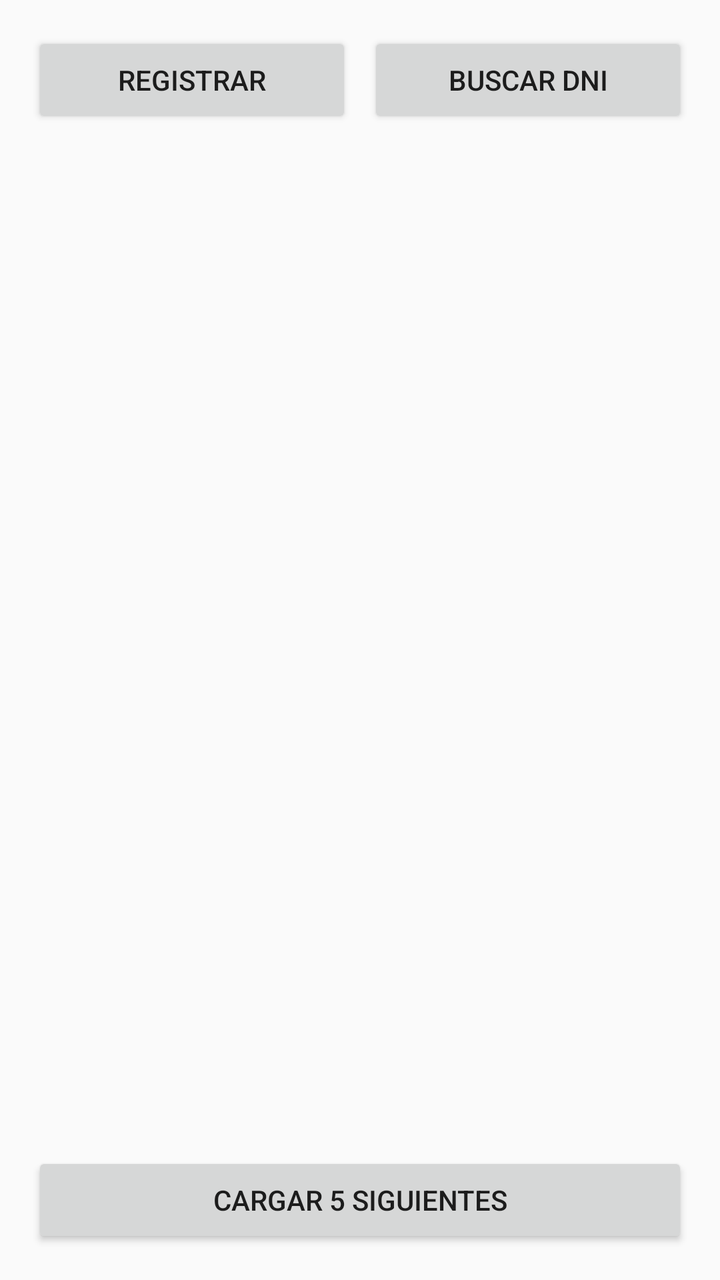
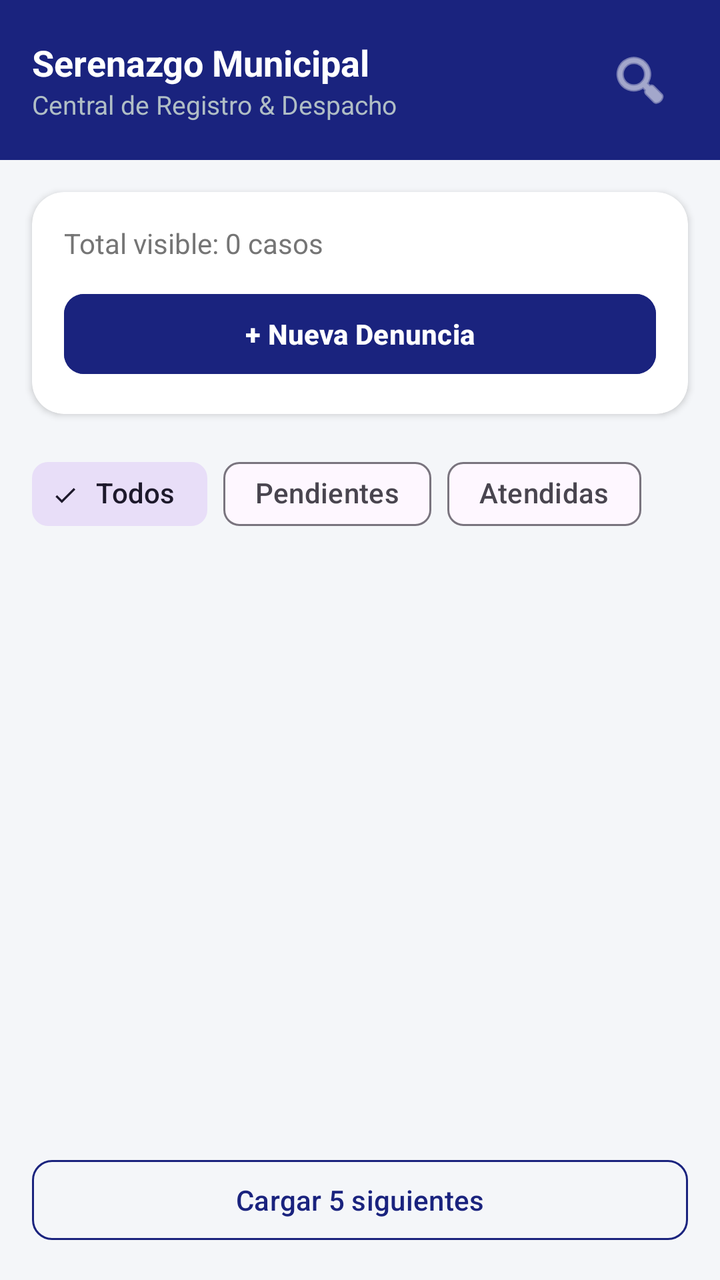

The first picture is an Android layout as it rendered before a commit; the second is the same layout after the commit. The layout source and the unified diff follow.
<!-- AndroidManifest.xml: application theme Theme.AppParcial -->
<!-- res/layout/activity_main.xml -->
<?xml version="1.0" encoding="utf-8"?>
<LinearLayout xmlns:android="http://schemas.android.com/apk/res/android"
    android:layout_width="match_parent"
    android:layout_height="match_parent"
    android:orientation="vertical"
    android:padding="16dp">

    <LinearLayout
        android:layout_width="match_parent"
        android:layout_height="wrap_content"
        android:orientation="horizontal"
        android:weightSum="2"
        android:layout_marginBottom="12dp">

        <Button
            android:id="@+id/btnIrRegistrar"
            android:layout_width="0dp"
            android:layout_height="wrap_content"
            android:layout_weight="1"
            android:text="Registrar"
            android:layout_marginEnd="4dp"/>

        <Button
            android:id="@+id/btnIrBuscar"
            android:layout_width="0dp"
            android:layout_height="wrap_content"
            android:layout_weight="1"
            android:text="Buscar DNI"
            android:layout_marginStart="4dp"/>
    </LinearLayout>

    <androidx.recyclerview.widget.RecyclerView
        android:id="@+id/recyclerViewDenuncias"
        android:layout_width="match_parent"
        android:layout_height="0dp"
        android:layout_weight="1"
        android:layout_marginBottom="12dp"/>

    <Button
        android:id="@+id/btnCargarSiguientes"
        android:layout_width="match_parent"
        android:layout_height="wrap_content"
        android:text="Cargar 5 siguientes"/>

</LinearLayout>
<!-- resources referenced by this layout -->
<resources>
  <style name="Theme.AppParcial" parent="Theme.AppCompat.Light.NoActionBar" />
</resources>

<!-- the commit's change to res/layout/activity_main.xml (unified diff, before → after) -->
@@ -1,45 +1,149 @@
 <?xml version="1.0" encoding="utf-8"?>
 <LinearLayout xmlns:android="http://schemas.android.com/apk/res/android"
+    xmlns:app="http://schemas.android.com/apk/res-auto"
     android:layout_width="match_parent"
     android:layout_height="match_parent"
     android:orientation="vertical"
-    android:padding="16dp">
+    android:background="@color/surface_background">
 
+    
     <LinearLayout
         android:layout_width="match_parent"
         android:layout_height="wrap_content"
         android:orientation="horizontal"
-        android:weightSum="2"
-        android:layout_marginBottom="12dp">
+        android:background="@color/primary_blue"
+        android:padding="16dp"
+        android:gravity="center_vertical">
 
-        <Button
-            android:id="@+id/btnIrRegistrar"
+        <LinearLayout
             android:layout_width="0dp"
             android:layout_height="wrap_content"
             android:layout_weight="1"
-            android:text="Registrar"
-            android:layout_marginEnd="4dp"/>
+            android:orientation="vertical">
 
-        <Button
-            android:id="@+id/btnIrBuscar"
-            android:layout_width="0dp"
-            android:layout_height="wrap_content"
-            android:layout_weight="1"
-            android:text="Buscar DNI"
-            android:layout_marginStart="4dp"/>
+            <TextView
+                android:layout_width="wrap_content"
+                android:layout_height="wrap_content"
+                android:text="Serenazgo Municipal"
+                android:textColor="@android:color/white"
+                android:textSize="18sp"
+                android:textStyle="bold"/>
+
+            <TextView
+                android:layout_width="wrap_content"
+                android:layout_height="wrap_content"
+                android:text="Central de Registro &amp; Despacho"
+                android:textColor="#B0BEC5"
+                android:textSize="13sp"/>
+        </LinearLayout>
+
+        <ImageButton
+            android:id="@+id/btnSearchAction"
+            android:layout_width="48dp"
+            android:layout_height="48dp"
+            android:background="?attr/selectableItemBackgroundBorderless"
+            android:src="@android:drawable/ic_menu_search"
+            app:tint="@android:color/white"
+            android:contentDescription="Buscar DNI"/>
     </LinearLayout>
 
+    
+    <androidx.cardview.widget.CardView
+        android:layout_width="match_parent"
+        android:layout_height="wrap_content"
+        android:layout_margin="16dp"
+        app:cardBackgroundColor="@color/card_white"
+        app:cardCornerRadius="16dp"
+        app:cardElevation="2dp">
+
+        <LinearLayout
+            android:layout_width="match_parent"
+            android:layout_height="wrap_content"
+            android:orientation="vertical"
+            android:padding="16dp">
+
+            <TextView
+                android:id="@+id/tvTotalVisible"
+                android:layout_width="match_parent"
+                android:layout_height="wrap_content"
+                android:text="Total visible: 0 casos"
+                android:textSize="14sp"
+                android:textColor="@color/text_muted"
+                android:layout_marginBottom="12dp"/>
+
+            <Button
+                android:id="@+id/btnNuevaDenuncia"
+                android:layout_width="match_parent"
+                android:layout_height="wrap_content"
+                android:text="+ Nueva Denuncia"
+                android:textColor="@android:color/white"
+                android:backgroundTint="@color/primary_blue"
+                android:textAllCaps="false"
+                android:textStyle="bold"
+                app:cornerRadius="10dp"/>
+        </LinearLayout>
+    </androidx.cardview.widget.CardView>
+
+    
+    <HorizontalScrollView
+        android:layout_width="match_parent"
+        android:layout_height="wrap_content"
+        android:scrollbars="none"
+        android:paddingHorizontal="16dp"
+        android:layout_marginBottom="8dp">
+
+        <com.google.android.material.chip.ChipGroup
+            android:id="@+id/chipGroupFiltros"
+            android:layout_width="wrap_content"
+            android:layout_height="wrap_content"
+            app:singleSelection="true"
+            app:selectionRequired="true">
+
+            <com.google.android.material.chip.Chip
+                android:id="@+id/chipTodos"
+                style="@style/Widget.Material3.Chip.Filter"
+                android:layout_width="wrap_content"
+                android:layout_height="wrap_content"
+                android:checked="true"
+                android:text="Todos"/>
+
+            <com.google.android.material.chip.Chip
+                android:id="@+id/chipPendientes"
+                style="@style/Widget.Material3.Chip.Filter"
+                android:layout_width="wrap_content"
+                android:layout_height="wrap_content"
+                android:text="Pendientes"/>
+
+            <com.google.android.material.chip.Chip
+                android:id="@+id/chipAtendidas"
+                style="@style/Widget.Material3.Chip.Filter"
+                android:layout_width="wrap_content"
+                android:layout_height="wrap_content"
+                android:text="Atendidas"/>
+
+        </com.google.android.material.chip.ChipGroup>
+    </HorizontalScrollView>
+
+    
     <androidx.recyclerview.widget.RecyclerView
         android:id="@+id/recyclerViewDenuncias"
         android:layout_width="match_parent"
         android:layout_height="0dp"
         android:layout_weight="1"
-        android:layout_marginBottom="12dp"/>
+        android:clipToPadding="false"
+        android:paddingBottom="8dp"/>
 
-    <Button
+    
+    <com.google.android.material.button.MaterialButton
         android:id="@+id/btnCargarSiguientes"
+        style="?attr/materialButtonOutlinedStyle"
         android:layout_width="match_parent"
         android:layout_height="wrap_content"
-        android:text="Cargar 5 siguientes"/>
+        android:layout_margin="16dp"
+        android:text="Cargar 5 siguientes"
+        android:textAllCaps="false"
+        android:textColor="@color/primary_blue"
+        app:strokeColor="@color/primary_blue"
+        app:cornerRadius="10dp"/>
 
 </LinearLayout>
<!-- resource entries referenced after the edit -->
@@ -1,5 +1,9 @@
 <!-- resources referenced by this layout -->
 <resources>
-  <style name="Theme.AppParcial" parent="Theme.AppCompat.Light.NoActionBar" />
+  <color name="card_white">#FFFFFF</color>
+  <color name="primary_blue">#1A237E</color>
+  <color name="surface_background">#F4F6F9</color>
+  <color name="text_muted">#757575</color>
+  <style name="Theme.AppParcial" parent="Theme.Material3.DayNight.NoActionBar" />
 </resources>
 
